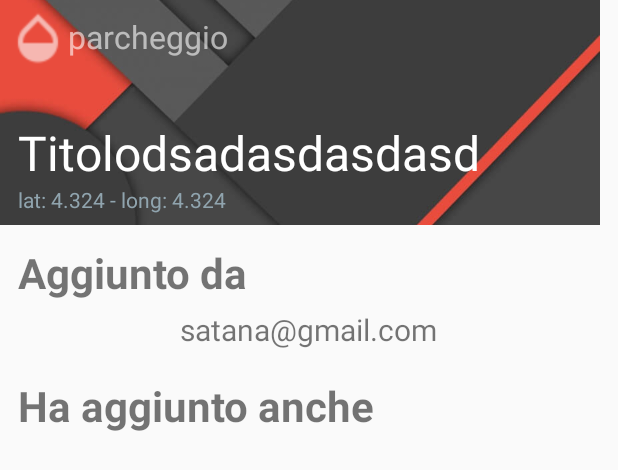
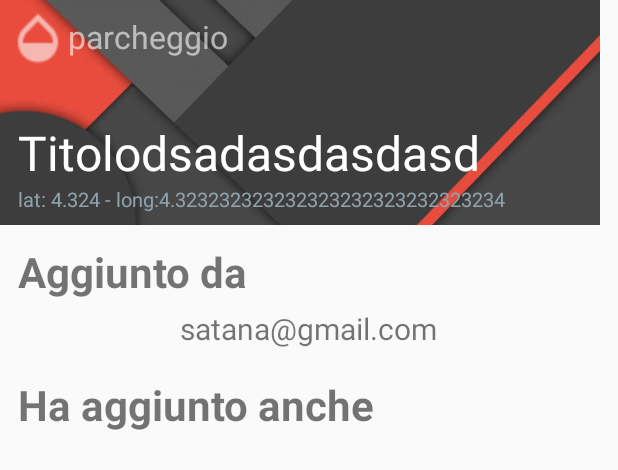
Before and after one commit to AlessioGiacobbe/FireTest, an Android app: the layout infodialog.xml on its own in the app's theme, with its tools: preview values and no code run, on a phone screen of 412 x 824 dp. Shown: the top 470 px of the screen. Run offline under Robolectric (Android 15) with nearby library versions, the phone set to English and light mode, and no system bars.

Commit message:
fixed infodialog layout

```diff
--- a/app/src/main/res/layout/infodialog.xml
+++ b/app/src/main/res/layout/infodialog.xml
@@ -63,8 +63,11 @@
         android:layout_height="wrap_content"
         android:textColor="#90A4AE"
         android:id="@+id/subtitlecoord"
+        android:textSize="13dp"
         android:layout_marginLeft="12dp"
-        android:text="lat: 4.324 - long: 4.324"
+        android:maxLines="1"
+        android:maxWidth="340dp"
+        android:text="lat: 4.324 - long:4.323232323232323232323232323234"
         android:paddingBottom="20dp"
         android:layout_below="@id/infotitle"/>
 
```
